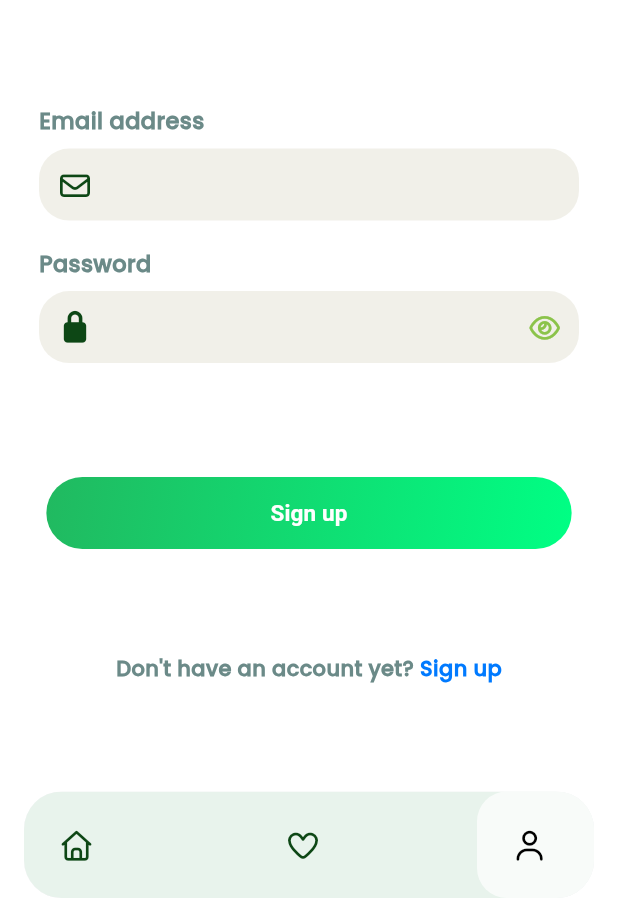
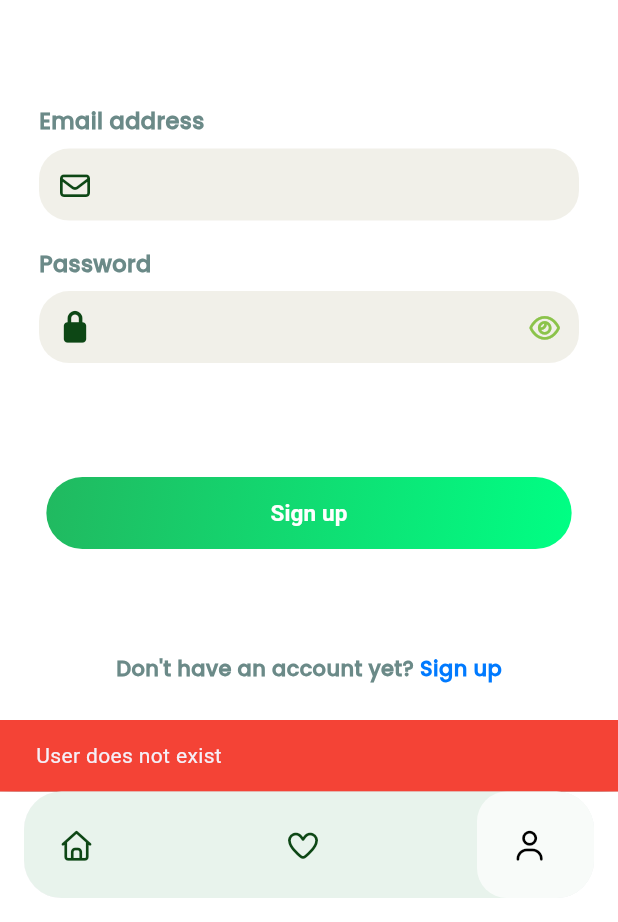
Before and after one commit to Rehab-M-Esmail/FundBridge, a Flutter app: the screen it shows after launch, item 3 of the bottom bar chosen, after a tap on "Sign up", on a phone screen of 412 x 824 dp, the part 314-1236 px from its top. Run offline on Flutter 3.47's test engine with Material 3 defaults, Android fonts, the phone set to English and light mode, and no system bars; drawn by our look-alikes of google_nav_bar; our stand-ins replace flutter_secure_storage, font_awesome_flutter, image_picker, sqflite; accounts and stored records are empty; network calls fail; project files that could hold a hidden picture were left out.

Commit message:
added backend login functionality

```diff
--- a/fund_bridge/lib/main.dart
+++ b/fund_bridge/lib/main.dart
@@ -18,7 +18,7 @@
       providers: [
         ChangeNotifierProvider(
           create: (context) {
-          return DonationProvider();
+            return DonationProvider();
           },
         ),
       ],
--- a/fund_bridge/lib/screens/home.dart
+++ b/fund_bridge/lib/screens/home.dart
@@ -1,4 +1,5 @@
 import 'dart:convert';
+import 'package:flutter/cupertino.dart';
 import 'package:flutter/material.dart';
 import 'package:http/http.dart' as http;
 import '../common_appbar.dart';
@@ -67,10 +68,6 @@ class _HomeState extends State<Home> {
   @override
   Widget build(BuildContext context) {
     return Scaffold(
-      appBar: AppBar(
-        title: const CommonAppBar(title: 'FundBridge'),
-        bottom: const SearchBar(),
-      ),
       body: FutureBuilder<List<Funding>>(
         future: fundings,
         builder: (context, snapshot) {
@@ -83,13 +80,33 @@ class _HomeState extends State<Home> {
 
           final items = snapshot.data!;
 
-          return ListView.builder(
-            padding: const EdgeInsets.all(12),
+          return Padding(
+            padding: const EdgeInsets.all(16.0),
+            child: Column(
+              mainAxisAlignment: MainAxisAlignment.spaceAround,
+              crossAxisAlignment: CrossAxisAlignment.start,
+              children: [
+                Image(
+                  height: MediaQuery.of(context).size.height * 0.05,
+                  image: AssetImage("imgs/logo.png"),
+                ),
+                Text(
+                  "Search",
+                  style: TextStyle(
+                    fontSize: 27,
+                    fontFamily: "Poppins",
+                    fontWeight: FontWeight.w900,
+                    color: Color(0xff333333),
+                  ),
+                ),
+                CupertinoSearchTextField(),
+                Expanded(
+                  child: ListView.builder(
                     itemCount: items.length,
                     itemBuilder: (context, index) {
                       final fund = items[index];
                       return Card(
-                margin: const EdgeInsets.only(bottom: 12),
+                        margin: const EdgeInsets.only(bottom: 15),
                         child: ListTile(
                           leading: ClipRRect(
                             borderRadius: BorderRadius.circular(8.0),
@@ -101,12 +118,23 @@ class _HomeState extends State<Home> {
                               errorBuilder: (context, error, stackTrace) {
                                 return const CircleAvatar(
                                   backgroundColor: Colors.indigoAccent,
-                          child: Icon(Icons.trending_up, color: Colors.white),
+                                  child: Icon(
+                                    Icons.trending_up,
+                                    color: Colors.white,
+                                  ),
                                 );
                               },
                             ),
                           ),
-                  title: Text(fund.title),
+                          title: Text(
+                            fund.title,
+                            style: TextStyle(
+                              fontSize: 18,
+                              fontFamily: "Poppins",
+                              fontWeight: FontWeight.w600,
+                              color: Color(0xff333333),
+                            ),
+                          ),
                           subtitle: Text(fund.author),
                           trailing: Text(
                             "\$${fund.fundingAmount}",
@@ -115,19 +143,13 @@ class _HomeState extends State<Home> {
                         ),
                       );
                     },
+                  ),
+                ),
+              ],
+            ),
           );
         },
       ),
     );
   }
 }
-
-void main() {
-  runApp(
-    const MaterialApp(
-      title: 'FundBridge App',
-      debugShowCheckedModeBanner: false,
-      home: Home(),
-    ),
-  );
-}
--- a/fund_bridge/lib/screens/login.dart
+++ b/fund_bridge/lib/screens/login.dart
@@ -1,6 +1,7 @@
 import 'dart:convert';
 import 'package:flutter/material.dart';
 import 'package:font_awesome_flutter/font_awesome_flutter.dart';
+import 'package:fund_bridge/services/userService.dart';
 import 'package:http/http.dart' as http;
 
 class Login extends StatefulWidget {
@@ -15,7 +16,9 @@ class _LoginState extends State<Login> {
   TextEditingController email = TextEditingController();
   TextEditingController password = TextEditingController();
   bool isPasswordVisible = true;
-  String? loginStatus = null;
+  String? loginStatus;
+  UserService userService = UserService();
+
   void toggleVisibility() {
     setState(() {
       isPasswordVisible = !isPasswordVisible;
@@ -165,7 +168,23 @@ class _LoginState extends State<Login> {
                   borderRadius: BorderRadius.circular(30),
                 ),
                 child: ElevatedButton(
-                  onPressed: () {},
+                  onPressed: () async {
+                    final user = await userService.userLogin(
+                      email.text,
+                      password.text,
+                    );
+                    if (user != null) {
+                      Navigator.pushNamed(context, "/");
+                    } else {
+                      ScaffoldMessenger.of(context).showSnackBar(
+                        SnackBar(
+                          content: Text("User does not exist"),
+                          backgroundColor: Colors.red,
+                          duration: Duration(seconds: 2),
+                        ),
+                      );
+                    }
+                  },
                   style: ElevatedButton.styleFrom(
                     backgroundColor: Colors.transparent,
                     shadowColor: Colors.transparent,
--- a/fund_bridge/lib/screens/signup.dart
+++ b/fund_bridge/lib/screens/signup.dart
@@ -220,7 +220,10 @@ class _SignupState extends State<Signup> {
                       final userId = await userService.getUserByEmail(
                         email.text,
                       );
-                      await storage.write(key: 'USER_ID', value: userId.toString());
+                      await storage.write(
+                        key: 'USER_ID',
+                        value: userId.toString(),
+                      );
                       Navigator.pushNamed(context, "/");
                     } else {
                       ScaffoldMessenger.of(context).showSnackBar(
--- a/fund_bridge/lib/services/userService.dart
+++ b/fund_bridge/lib/services/userService.dart
@@ -16,12 +16,22 @@ class UserService {
     });
   }
 
-  Future<int> getUserByEmail(String email) async {
+  Future<int?> getUserByEmail(String email) async {
     final db = await databaseService.database;
     final result = await db.query(
       databaseService.userTable,
       where: "email = ?",
       whereArgs: [email],
+    );
+    return result.isNotEmpty ? result.first['id'] : null;
+  }
+
+  Future<int?> userLogin(String email, String password) async {
+    final db = await databaseService.database;
+    final result = await db.query(
+      databaseService.userTable,
+      where: "email = ? AND password = ?",
+      whereArgs: [email, password],
     );
     return result.isNotEmpty ? result.first['id'] : null;
   }
```
Also changed, not shown: package-lock.json, 1 other file. Lines whose indentation alone changed are shown as unchanged.
